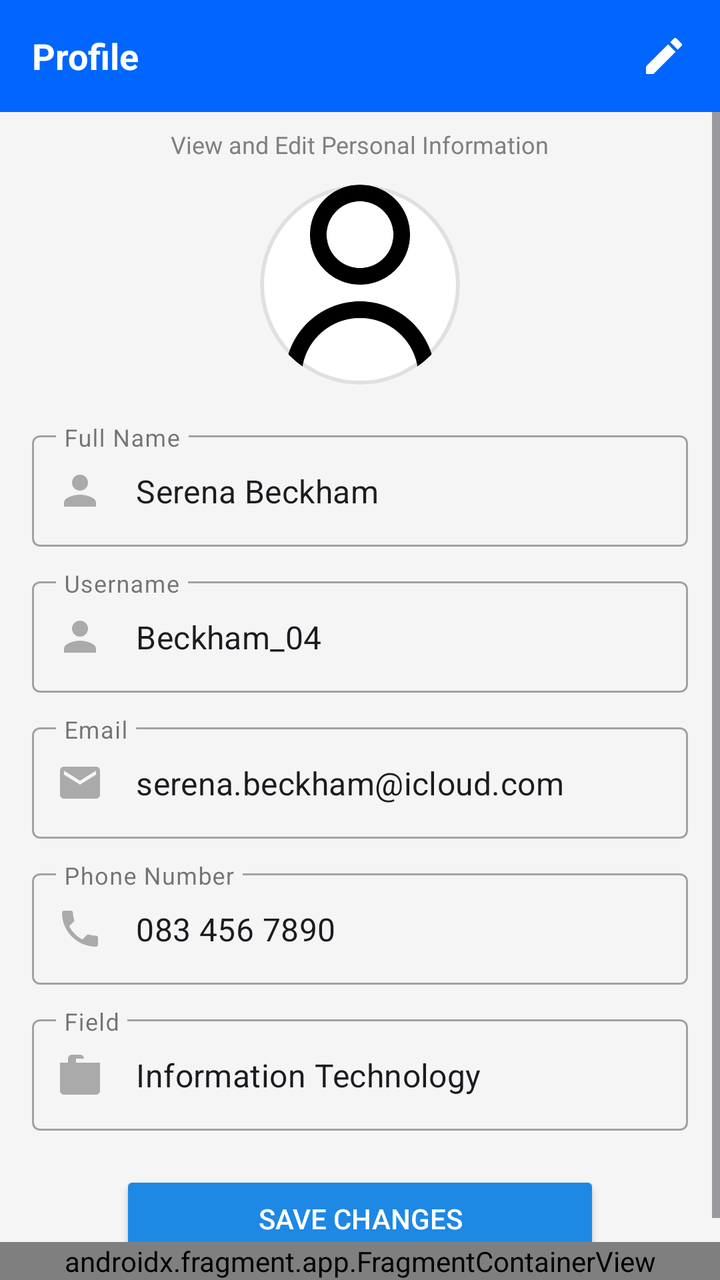
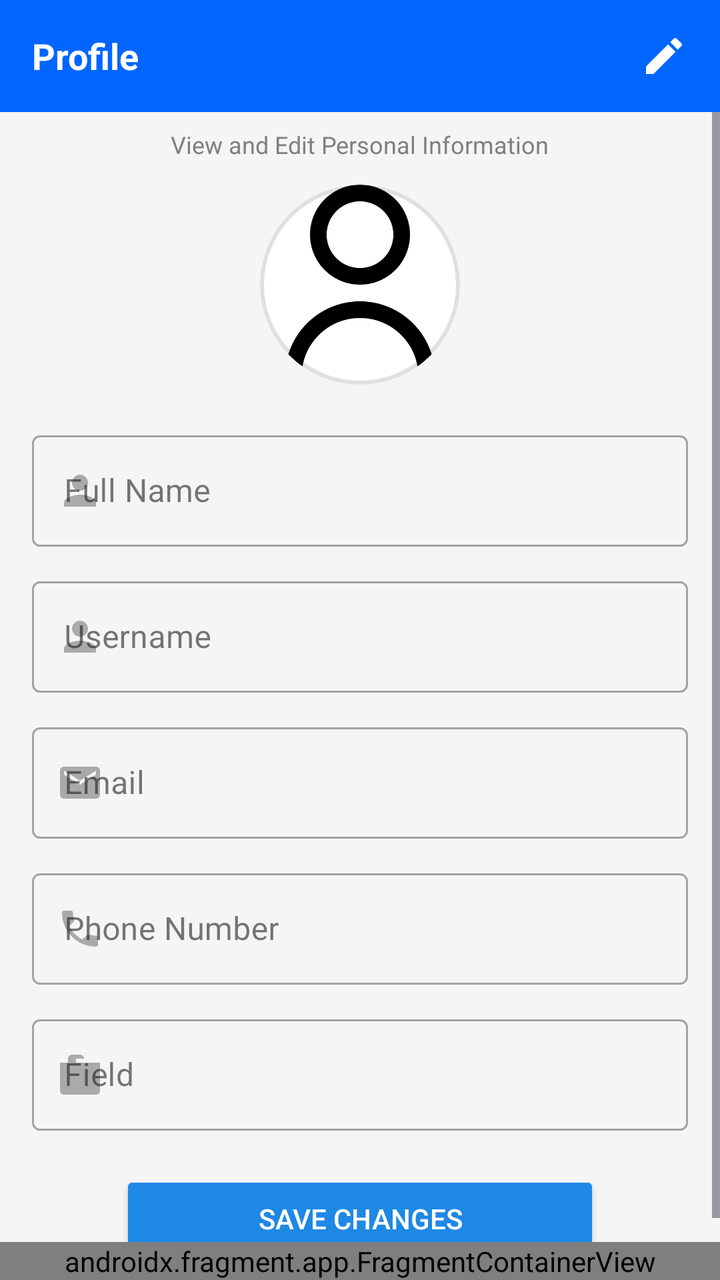

The first picture is an Android layout as it rendered before a commit; the second is the same layout after the commit. The layout source and the unified diff follow.
<!-- AndroidManifest.xml: application theme Theme.AcadenceApp -->
<!-- res/layout/activity_profile.xml -->
<?xml version="1.0" encoding="utf-8"?>
<androidx.constraintlayout.widget.ConstraintLayout
    xmlns:android="http://schemas.android.com/apk/res/android"
    xmlns:app="http://schemas.android.com/apk/res-auto"
    xmlns:tools="http://schemas.android.com/tools"
    android:id="@+id/main"
    android:layout_width="match_parent"
    android:layout_height="match_parent"
    android:background="#F5F5F5"
    tools:context=".ProfileActivity">

    
    <androidx.constraintlayout.widget.ConstraintLayout
        android:id="@+id/topBar"
        android:layout_width="0dp"
        android:layout_height="56dp"
        android:background="#0066FF"
        app:layout_constraintTop_toTopOf="parent"
        app:layout_constraintStart_toStartOf="parent"
        app:layout_constraintEnd_toEndOf="parent">

        
        <TextView
            android:id="@+id/titleText"
            android:layout_width="0dp"
            android:layout_height="match_parent"
            android:gravity="center_vertical"
            android:paddingStart="16dp"
            android:text="Profile"
            android:textColor="@android:color/white"
            android:textSize="18sp"
            android:textStyle="bold"
            app:layout_constraintTop_toTopOf="parent"
            app:layout_constraintBottom_toBottomOf="parent"
            app:layout_constraintStart_toStartOf="parent"
            app:layout_constraintEnd_toEndOf="parent" />

        
        <ImageView
            android:id="@+id/editIcon"
            android:layout_width="24dp"
            android:layout_height="24dp"
            android:src="@drawable/ic_edit"
            app:tint="@android:color/white"
            app:layout_constraintEnd_toEndOf="parent"
            app:layout_constraintTop_toTopOf="parent"
            app:layout_constraintBottom_toBottomOf="parent"
            android:layout_marginEnd="16dp" />
    </androidx.constraintlayout.widget.ConstraintLayout>

    
    <ScrollView
        android:id="@+id/scrollView"
        android:layout_width="0dp"
        android:layout_height="0dp"
        app:layout_constraintTop_toBottomOf="@id/topBar"
        app:layout_constraintBottom_toTopOf="@id/navbar_container"
        app:layout_constraintStart_toStartOf="parent"
        app:layout_constraintEnd_toEndOf="parent"
        android:fillViewport="true">

        <androidx.constraintlayout.widget.ConstraintLayout
            android:layout_width="match_parent"
            android:layout_height="wrap_content">

            
            <TextView
                android:id="@+id/subtitle"
                android:layout_width="wrap_content"
                android:layout_height="wrap_content"
                android:text="View and Edit Personal Information"
                android:textSize="12sp"
                android:textColor="#808080"
                app:layout_constraintTop_toTopOf="parent"
                app:layout_constraintStart_toStartOf="parent"
                app:layout_constraintEnd_toEndOf="parent"
                android:layout_marginTop="8dp" />

            
            <ImageView
                android:id="@+id/profileImage"
                android:layout_width="100dp"
                android:layout_height="100dp"
                android:src="@drawable/user"
                android:scaleType="centerCrop"
                android:background="@drawable/circle_background"
                android:clipToOutline="true"
                app:layout_constraintTop_toBottomOf="@id/subtitle"
                app:layout_constraintStart_toStartOf="parent"
                app:layout_constraintEnd_toEndOf="parent"
                android:layout_marginTop="12dp" />

            
            <com.google.android.material.textfield.TextInputLayout
                android:id="@+id/fullNameLayout"
                style="@style/Widget.MaterialComponents.TextInputLayout.OutlinedBox"
                android:layout_width="0dp"
                android:layout_height="wrap_content"
                android:hint="Full Name"
                app:startIconDrawable="@drawable/ic_person"
                app:startIconTint="@android:color/darker_gray"
                app:layout_constraintTop_toBottomOf="@id/profileImage"
                app:layout_constraintStart_toStartOf="parent"
                app:layout_constraintEnd_toEndOf="parent"
                android:layout_marginTop="20dp"
                android:layout_marginHorizontal="16dp">

                <com.google.android.material.textfield.TextInputEditText
                    android:layout_width="match_parent"
                    android:layout_height="wrap_content"
                    android:text="Serena Beckham"/>
            </com.google.android.material.textfield.TextInputLayout>

            
            <com.google.android.material.textfield.TextInputLayout
                android:id="@+id/usernameLayout"
                style="@style/Widget.MaterialComponents.TextInputLayout.OutlinedBox"
                android:layout_width="0dp"
                android:layout_height="wrap_content"
                android:hint="Username"
                app:startIconDrawable="@drawable/ic_person"
                app:startIconTint="@android:color/darker_gray"
                app:layout_constraintTop_toBottomOf="@id/fullNameLayout"
                app:layout_constraintStart_toStartOf="parent"
                app:layout_constraintEnd_toEndOf="parent"
                android:layout_marginTop="12dp"
                android:layout_marginHorizontal="16dp">

                <com.google.android.material.textfield.TextInputEditText
                    android:layout_width="match_parent"
                    android:layout_height="wrap_content"
                    android:text="Beckham_04"/>
            </com.google.android.material.textfield.TextInputLayout>

            
            <com.google.android.material.textfield.TextInputLayout
                android:id="@+id/emailLayout"
                style="@style/Widget.MaterialComponents.TextInputLayout.OutlinedBox"
                android:layout_width="0dp"
                android:layout_height="wrap_content"
                android:hint="Email"
                app:startIconDrawable="@drawable/ic_email"
                app:startIconTint="@android:color/darker_gray"
                app:layout_constraintTop_toBottomOf="@id/usernameLayout"
                app:layout_constraintStart_toStartOf="parent"
                app:layout_constraintEnd_toEndOf="parent"
                android:layout_marginTop="12dp"
                android:layout_marginHorizontal="16dp">

                <com.google.android.material.textfield.TextInputEditText
                    android:layout_width="match_parent"
                    android:layout_height="wrap_content"
                    android:text="serena.beckham@icloud.com"/>
            </com.google.android.material.textfield.TextInputLayout>

            
            <com.google.android.material.textfield.TextInputLayout
                android:id="@+id/phoneLayout"
                style="@style/Widget.MaterialComponents.TextInputLayout.OutlinedBox"
                android:layout_width="0dp"
                android:layout_height="wrap_content"
                android:hint="Phone Number"
                app:startIconDrawable="@drawable/ic_phone"
                app:startIconTint="@android:color/darker_gray"
                app:layout_constraintTop_toBottomOf="@id/emailLayout"
                app:layout_constraintStart_toStartOf="parent"
                app:layout_constraintEnd_toEndOf="parent"
                android:layout_marginTop="12dp"
                android:layout_marginHorizontal="16dp">

                <com.google.android.material.textfield.TextInputEditText
                    android:layout_width="match_parent"
                    android:layout_height="wrap_content"
                    android:text="083 456 7890"/>
            </com.google.android.material.textfield.TextInputLayout>

            
            <com.google.android.material.textfield.TextInputLayout
                android:id="@+id/fieldLayout"
                style="@style/Widget.MaterialComponents.TextInputLayout.OutlinedBox"
                android:layout_width="0dp"
                android:layout_height="wrap_content"
                android:hint="Field"
                app:startIconDrawable="@drawable/ic_work"
                app:startIconTint="@android:color/darker_gray"
                app:layout_constraintTop_toBottomOf="@id/phoneLayout"
                app:layout_constraintStart_toStartOf="parent"
                app:layout_constraintEnd_toEndOf="parent"
                android:layout_marginTop="12dp"
                android:layout_marginHorizontal="16dp">

                <com.google.android.material.textfield.TextInputEditText
                    android:layout_width="match_parent"
                    android:layout_height="wrap_content"
                    android:text="Information Technology"/>
            </com.google.android.material.textfield.TextInputLayout>

            
            <Button
                android:id="@+id/btnSave"
                android:layout_width="0dp"
                android:layout_height="wrap_content"
                android:text="Save Changes"
                android:textColor="@android:color/white"
                android:backgroundTint="#1E88E5"
                app:cornerRadius="12dp"
                app:layout_constraintTop_toBottomOf="@id/fieldLayout"
                app:layout_constraintStart_toStartOf="parent"
                app:layout_constraintEnd_toEndOf="parent"
                android:layout_marginTop="20dp"
                android:layout_marginHorizontal="60dp"/>
        </androidx.constraintlayout.widget.ConstraintLayout>
    </ScrollView>

    
    <androidx.fragment.app.FragmentContainerView
        android:id="@+id/navbar_container"
        android:name="com.example.acadenceapp.NavbarFragment"
        android:layout_width="match_parent"
        android:layout_height="wrap_content"
        app:layout_constraintBottom_toBottomOf="parent" />

</androidx.constraintlayout.widget.ConstraintLayout>
<!-- resources referenced by this layout -->
<resources>
  <!-- drawable circle_background (drawable) -->
  <?xml version="1.0" encoding="utf-8"?>
  <shape xmlns:android="http://schemas.android.com/apk/res/android"
      android:shape="oval">
      <solid android:color="@android:color/white" />
      <stroke
          android:width="2dp"
          android:color="#E0E0E0" />
  </shape>
  <!-- drawable ic_edit (drawable) -->
  <?xml version="1.0" encoding="utf-8"?>
  <vector xmlns:android="http://schemas.android.com/apk/res/android"
      android:width="24dp"
      android:height="24dp"
      android:viewportWidth="24"
      android:viewportHeight="24"
      android:tint="?attr/colorControlNormal">
      <path
          android:fillColor="@android:color/black"
          android:pathData="M3,17.25V21h3.75L17.81,9.94l-3.75,-3.75L3,17.25zM20.71,7.04c0.39,-0.39 0.39,-1.02 0,-1.41l-2.34,-2.34c-0.39,-0.39 -1.02,-0.39 -1.41,0l-1.83,1.83 3.75,3.75 1.83,-1.83z"/>
  </vector>
  <!-- drawable ic_email (drawable) -->
  <?xml version="1.0" encoding="utf-8"?>
  <vector xmlns:android="http://schemas.android.com/apk/res/android"
      android:width="24dp"
      android:height="24dp"
      android:viewportWidth="24"
      android:viewportHeight="24"
      android:tint="?attr/colorControlNormal">
      <path
          android:fillColor="@android:color/black"
          android:pathData="M20,4H4c-1.1,0 -2,0.9 -2,2v12c0,1.1 0.9,2 2,2h16c1.1,0 2,-0.9 2,-2V6c0,-1.1 -0.9,-2 -2,-2zM20,8l-8,5 -8,-5V6l8,5 8,-5v2z"/>
  </vector>
  <!-- drawable ic_person (drawable) -->
  <?xml version="1.0" encoding="utf-8"?>
  <vector xmlns:android="http://schemas.android.com/apk/res/android"
      android:width="24dp"
      android:height="24dp"
      android:viewportWidth="24"
      android:viewportHeight="24"
      android:tint="?attr/colorControlNormal">
      <path
          android:fillColor="@android:color/black"
          android:pathData="M12,12c2.21,0 4,-1.79 4,-4s-1.79,-4 -4,-4 -4,1.79 -4,4 1.79,4 4,4zM12,14c-2.67,0 -8,1.34 -8,4v2h16v-2c0,-2.66 -5.33,-4 -8,-4z"/>
  </vector>
  <!-- drawable ic_phone (drawable) -->
  <?xml version="1.0" encoding="utf-8"?>
  <vector xmlns:android="http://schemas.android.com/apk/res/android"
      android:width="24dp"
      android:height="24dp"
      android:viewportWidth="24"
      android:viewportHeight="24"
      android:tint="?attr/colorControlNormal">
      <path
          android:fillColor="@android:color/black"
          android:pathData="M6.62,10.79c1.44,2.83 3.76,5.15 6.59,6.59l2.2,-2.2c0.27,-0.27 0.67,-0.36 1.02,-0.24 1.12,0.37 2.33,0.57 3.57,0.57 0.55,0 1,0.45 1,1V20c0,0.55 -0.45,1 -1,1 -9.39,0 -17,-7.61 -17,-17 0,-0.55 0.45,-1 1,-1h3.5c0.55,0 1,0.45 1,1 0,1.25 0.2,2.45 0.57,3.57 0.11,0.35 0.03,0.74 -0.25,1.02l-2.2,2.2z"/>
  </vector>
  <!-- drawable ic_work (drawable) -->
  <?xml version="1.0" encoding="utf-8"?>
  <vector xmlns:android="http://schemas.android.com/apk/res/android"
      android:width="24dp"
      android:height="24dp"
      android:viewportWidth="24"
      android:viewportHeight="24"
      android:tint="?attr/colorControlNormal">
      <path
          android:fillColor="@android:color/black"
          android:pathData="M14,6V4c0,-1.1 -0.9,-2 -2,-2h-4c-1.1,0 -2,0.9 -2,2v2H2v14c0,1.1 0.9,2 2,2h16c1.1,0 2,-0.9 2,-2V6h-8zM10,4h4v2h-4V4z"/>
  </vector>
  <!-- drawable user: png bitmap (drawable, 12737 bytes) -->
  <style name="Theme.AcadenceApp" parent="Base.Theme.AcadenceApp" />
  <style name="Base.Theme.AcadenceApp" parent="Theme.Material3.DayNight.NoActionBar">
          <item name="colorPrimary">#0066FF</item>   
          <item name="colorPrimaryVariant">#004C99</item> 
          <item name="colorOnPrimary">#FFFFFF</item> 
      </style>
</resources>

<!-- the commit's change to res/layout/activity_profile.xml (unified diff, before → after) -->
@@ -19,7 +19,6 @@
         app:layout_constraintStart_toStartOf="parent"
         app:layout_constraintEnd_toEndOf="parent">
 
-        
         <TextView
             android:id="@+id/titleText"
             android:layout_width="0dp"
@@ -35,7 +34,6 @@
             app:layout_constraintStart_toStartOf="parent"
             app:layout_constraintEnd_toEndOf="parent" />
 
-        
         <ImageView
             android:id="@+id/editIcon"
             android:layout_width="24dp"
@@ -106,9 +104,10 @@
                 android:layout_marginHorizontal="16dp">
 
                 <com.google.android.material.textfield.TextInputEditText
-                    android:layout_width="match_parent"
-                    android:layout_height="wrap_content"
-                    android:text="Serena Beckham"/>
+                    android:id="@+id/inputFullName"
+                    android:layout_width="match_parent"
+                    android:paddingStart="36dp"
+                    android:layout_height="wrap_content" />
             </com.google.android.material.textfield.TextInputLayout>
 
             
@@ -127,9 +126,10 @@
                 android:layout_marginHorizontal="16dp">
 
                 <com.google.android.material.textfield.TextInputEditText
-                    android:layout_width="match_parent"
-                    android:layout_height="wrap_content"
-                    android:text="Beckham_04"/>
+                    android:id="@+id/inputUsername"
+                    android:layout_width="match_parent"
+                    android:paddingStart="36dp"
+                    android:layout_height="wrap_content" />
             </com.google.android.material.textfield.TextInputLayout>
 
             
@@ -148,9 +148,13 @@
                 android:layout_marginHorizontal="16dp">
 
                 <com.google.android.material.textfield.TextInputEditText
+                    android:id="@+id/inputEmail"
                     android:layout_width="match_parent"
                     android:layout_height="wrap_content"
-                    android:text="serena.beckham@icloud.com"/>
+                    android:paddingStart="36dp"
+                    android:focusable="false"
+                    android:clickable="false"
+                    android:textColor="@android:color/darker_gray"/>
             </com.google.android.material.textfield.TextInputLayout>
 
             
@@ -169,9 +173,10 @@
                 android:layout_marginHorizontal="16dp">
 
                 <com.google.android.material.textfield.TextInputEditText
-                    android:layout_width="match_parent"
-                    android:layout_height="wrap_content"
-                    android:text="083 456 7890"/>
+                    android:id="@+id/inputPhone"
+                    android:layout_width="match_parent"
+                    android:paddingStart="36dp"
+                    android:layout_height="wrap_content" />
             </com.google.android.material.textfield.TextInputLayout>
 
             
@@ -190,9 +195,10 @@
                 android:layout_marginHorizontal="16dp">
 
                 <com.google.android.material.textfield.TextInputEditText
-                    android:layout_width="match_parent"
-                    android:layout_height="wrap_content"
-                    android:text="Information Technology"/>
+                    android:id="@+id/inputField"
+                    android:layout_width="match_parent"
+                    android:paddingStart="36dp"
+                    android:layout_height="wrap_content" />
             </com.google.android.material.textfield.TextInputLayout>
 
             
